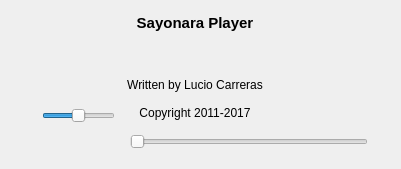
Qt form src/GUI/Player/GUI_Controls.ui (Inferno214221/sayonara-player) before a commit.
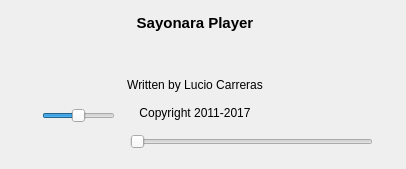
The same form after that commit. Icons and pictures are not drawn. Custom widgets are drawn as their Qt base class.

What changed in the file:
```diff
--- a/src/GUI/Player/GUI_Controls.ui
+++ b/src/GUI/Player/GUI_Controls.ui
@@ -6,7 +6,7 @@
    <rect>
     <x>0</x>
     <y>0</y>
-    <width>401</width>
+    <width>406</width>
     <height>169</height>
    </rect>
   </property>
```
Left out of the diff: 12 changed lines with no effect on the pictures.
